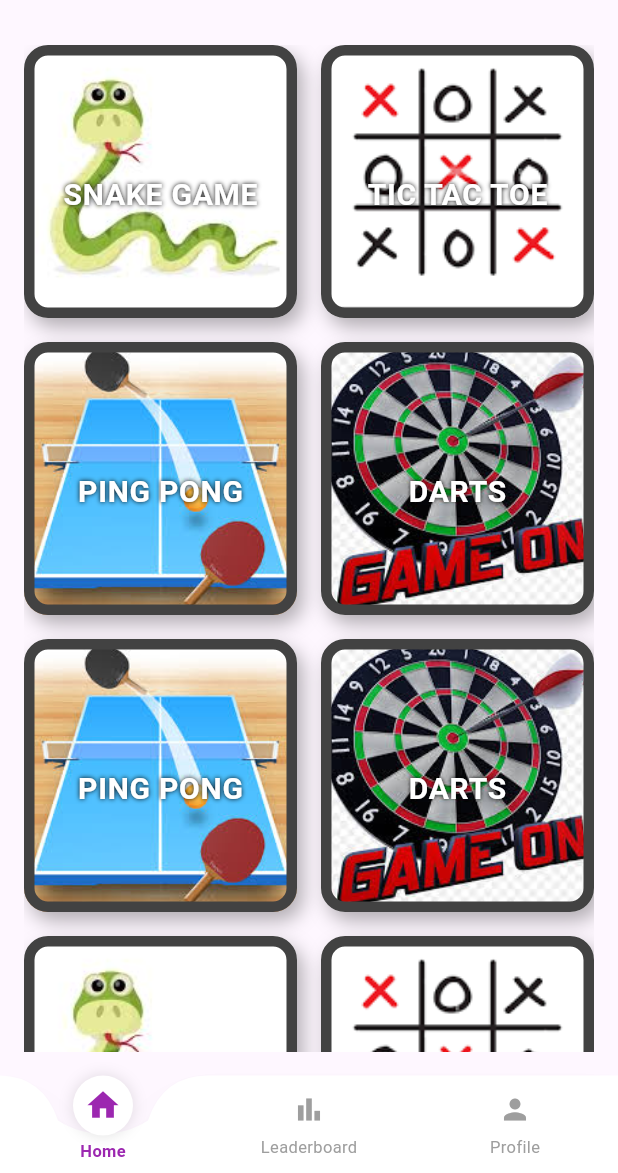
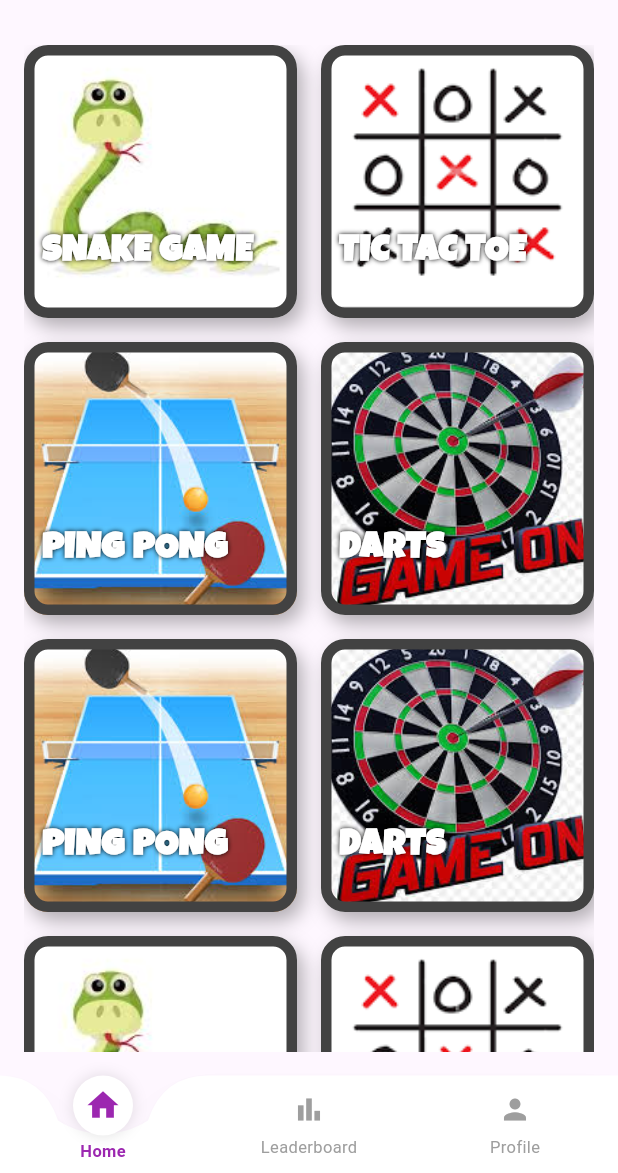
Before and after one commit to Rizwanhu/MultiGame-App, a Flutter app: the MainScreen screen opened directly, on a phone screen of 412 x 824 dp, the part 63-1236 px from its top. Run offline on Flutter 3.47's test engine with Material 3 defaults, Android fonts, the phone set to English and light mode, and no system bars.

Commit message:
Added Custom Font and GameCard Update

```diff
--- a/lib/GameCard.dart
+++ b/lib/GameCard.dart
@@ -16,31 +16,37 @@ class GameCard extends StatelessWidget {
           fit: BoxFit.cover,
         ),
         borderRadius: BorderRadius.circular(16),
-        border: Border.all(color: Colors.grey.shade800, width: 7), // Increased border width
+        border: Border.all(color: Colors.grey.shade800, width: 7),
         boxShadow: [
           BoxShadow(
-            color: Colors.black.withOpacity(0.3), // Increased opacity
-            blurRadius: 10, // Increased blur
-            offset: const Offset(4, 6), // Increased offset
+            color: Colors.black.withOpacity(0.3),
+            blurRadius: 10,
+            offset: const Offset(4, 6),
           ),
         ],
       ),
-      child: Center(  // Changed to Center
-        child: Transform.translate(
-          offset: const Offset(0, 9),  // Move text up by 20 pixels
+      child: Align(
+        alignment: Alignment.bottomLeft,
+        child: Padding(
+          padding: const EdgeInsets.only(left: 5, bottom: 20),
           child: Text(
-            gameName.toUpperCase(),  // Capitalize text
-            style: const TextStyle(
-              fontSize: 20,  // Increased font size
+            gameName.toUpperCase(),
+            style: TextStyle(
+              fontSize: 24,
               fontWeight: FontWeight.bold,
+              fontFamily: 'LuckiestGuy',
               color: Colors.white,
               letterSpacing: 0.5,
-              shadows: [  // Added text shadow for better visibility
+              shadows: [
                 Shadow(
                   color: Colors.black,
                   blurRadius: 4,
                 ),
               ],
+              decoration: TextDecoration.none,
+              decorationColor: Colors.grey.withOpacity(0.3),
+              decorationStyle: TextDecorationStyle.solid,
+              decorationThickness: 3,
             ),
           ),
         ),
```
Also changed, not shown: pubspec.yaml (+11 -36 lines), assets/fonts/LuckiestGuy-Regular.ttf (added), pubspec.lock.
